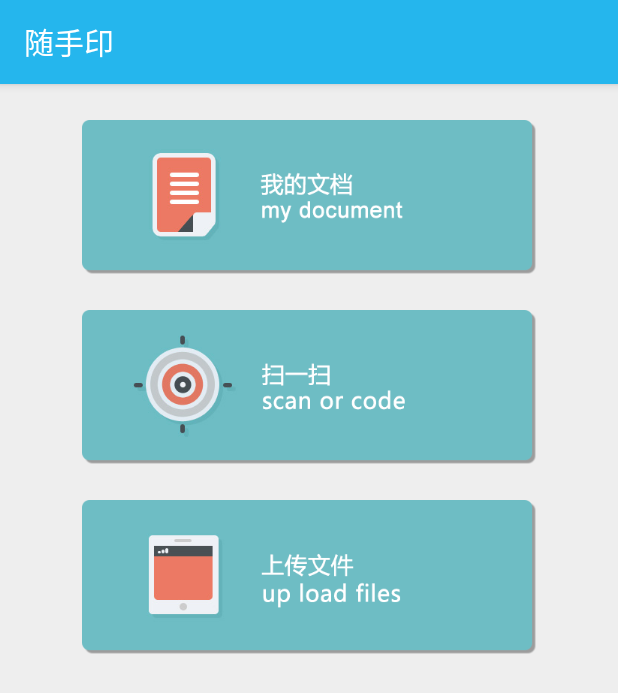
After one commit to guobin1112/Yun_Android, an Android app: the PrintActivity screen opened directly, with no data from a screen before it, on a phone screen of 412 x 824 dp. The commit adds this screen. Shown: the top 693 px of the screen. Run offline under Robolectric (Android 15) with nearby library versions, the phone set to English and light mode, and no system bars.

Commit message:
print activity layout

```diff
--- /dev/null
+++ b/app/src/main/java/com/yuncool/yun_android/Activity/PrintActivity.java
@@ -0,0 +1,68 @@
+package com.yuncool.yun_android.Activity;
+
+import android.os.Bundle;
+import android.support.v7.app.AppCompatActivity;
+import android.view.View;
+import android.widget.ImageButton;
+import android.widget.Toast;
+
+import com.yuncool.yun_android.R;
+
+public class PrintActivity extends AppCompatActivity implements View.OnClickListener {
+
+    private ImageButton ib_my_document, ib_scan_or_code, ib_up_load_files;
+
+    @Override
+    protected void onCreate(Bundle savedInstanceState) {
+        super.onCreate(savedInstanceState);
+        setContentView(R.layout.activity_print);
+
+        initData();
+        initView();
+        initEvent();
+
+    }
+
+    private void initData() {
+
+    }
+
+    private void initView() {
+
+        ib_my_document = (ImageButton) findViewById(R.id.ib_my_document);
+        ib_scan_or_code = (ImageButton) findViewById(R.id.ib_scan_or_code);
+        ib_up_load_files = (ImageButton) findViewById(R.id.ib_up_load_files);
+
+    }
+
+    private void initEvent() {
+
+        ib_my_document.setOnClickListener(this);
+        ib_scan_or_code.setOnClickListener(this);
+        ib_up_load_files.setOnClickListener(this);
+    }
+
+    @Override
+    public void onClick(View view) {
+        switch (view.getId()) {
+            case R.id.ib_my_document:
+
+                //TODO
+                Toast.makeText(PrintActivity.this, "正在开发中", Toast.LENGTH_SHORT).show();
+
+                break;
+            case R.id.ib_scan_or_code:
+
+                //TODO
+                Toast.makeText(PrintActivity.this, "正在开发中", Toast.LENGTH_SHORT).show();
+
+                break;
+            case R.id.ib_up_load_files:
+
+                //TODO
+                Toast.makeText(PrintActivity.this, "正在开发中", Toast.LENGTH_SHORT).show();
+
+                break;
+        }
+    }
+}
--- a/app/src/main/java/com/yuncool/yun_android/Fragment/FavorableShopsFragment.java
+++ b/app/src/main/java/com/yuncool/yun_android/Fragment/FavorableShopsFragment.java
@@ -39,8 +39,6 @@ public class FavorableShopsFragment extends BaseFragment {
     public FavorableShopsFragment() {
         // Required empty public constructor
 
-
-        //123
     }
 
 
--- /dev/null
+++ b/app/src/main/res/layout/activity_print.xml
@@ -0,0 +1,37 @@
+<?xml version="1.0" encoding="utf-8"?>
+<LinearLayout xmlns:android="http://schemas.android.com/apk/res/android"
+    xmlns:tools="http://schemas.android.com/tools"
+    android:layout_width="match_parent"
+    android:layout_height="match_parent"
+    android:gravity="center_horizontal"
+    android:orientation="vertical"
+    android:paddingLeft="@dimen/activity_horizontal_margin"
+    android:paddingRight="@dimen/activity_horizontal_margin"
+    tools:context="com.yuncool.yun_android.Activity.PrintActivity">
+
+    <ImageButton
+        android:id="@+id/ib_my_document"
+        android:layout_width="wrap_content"
+        android:layout_height="wrap_content"
+        android:layout_marginTop="@dimen/view_large_space"
+        android:background="@null"
+        android:src="@drawable/my_document" />
+
+    <ImageButton
+        android:id="@+id/ib_scan_or_code"
+        android:layout_width="wrap_content"
+        android:layout_height="wrap_content"
+        android:layout_marginTop="@dimen/view_large_space"
+        android:background="@null"
+        android:src="@drawable/scan_or_code" />
+
+    <ImageButton
+        android:id="@+id/ib_up_load_files"
+        android:layout_width="wrap_content"
+        android:layout_height="wrap_content"
+        android:layout_marginTop="@dimen/view_large_space"
+        android:background="@null"
+        android:src="@drawable/up_load_files" />
+
+
+</LinearLayout>
--- a/app/src/main/res/layout/fragment_main.xml
+++ b/app/src/main/res/layout/fragment_main.xml
@@ -6,10 +6,10 @@
     tools:context="com.yuncool.yun_android.Fragment.MainFragment">
 
     <RelativeLayout
-        android:layout_marginTop="16dp"
         android:layout_width="wrap_content"
         android:layout_height="wrap_content"
         android:layout_gravity="center_horizontal"
+        android:layout_marginTop="16dp"
         android:orientation="vertical">
 
         <ImageButton
@@ -53,6 +53,7 @@
 
 
         <ImageButton
+            android:id="@+id/ib_social"
             android:layout_width="wrap_content"
             android:layout_height="wrap_content"
             android:layout_below="@+id/ib_micro_lib"
```
Also changed, not shown: app/src/main/AndroidManifest.xml (+11 -10 lines), app/src/main/java/com/yuncool/yun_android/Fragment/MainFragment.java (+70 -2 lines), app/src/main/res/drawable-xhdpi/my_document.png (added), app/src/main/res/drawable-xhdpi/scan_or_code.png (added), app/src/main/res/drawable-xhdpi/up_load_files.png (added).
